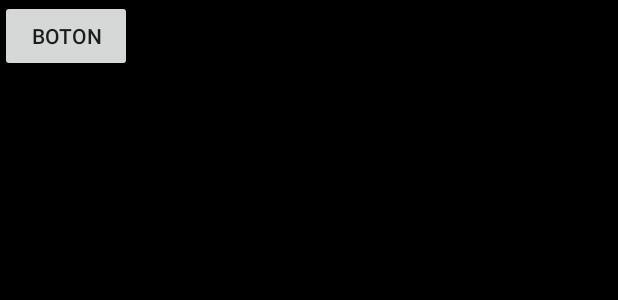
After one commit to alemg77/EntregableAndroid, an Android app: the layout fragment_firestone.xml on its own in the app's theme, with its tools: preview values and no code run, on a phone screen of 412 x 824 dp. The commit adds this screen. Shown: the top 300 px of the screen. Run offline under Robolectric (Android 15) with nearby library versions, the phone set to English and light mode, and no system bars.

Commit message:
Primer exito de guardar algo en Firebase

```diff
--- a/app/build.gradle
+++ b/app/build.gradle
@@ -59,6 +59,5 @@ dependencies {
     implementation 'com.google.android.gms:play-services-auth:18.0.0'
     implementation 'com.google.firebase:firebase-auth:19.3.1'
     implementation 'com.google.firebase:firebase-analytics:17.4.2'
-
-
+    implementation 'com.google.firebase:firebase-firestore:21.4.0'
 }
--- /dev/null
+++ b/app/src/main/res/layout/fragment_firestone.xml
@@ -0,0 +1,18 @@
+<?xml version="1.0" encoding="utf-8"?>
+<FrameLayout xmlns:android="http://schemas.android.com/apk/res/android"
+    xmlns:tools="http://schemas.android.com/tools"
+    android:layout_width="match_parent"
+    android:background="#000000"
+    android:layout_height="match_parent"
+    tools:context=".Vista.FragmentFirestone">
+
+
+    <Button
+        android:id="@+id/botonFirestore"
+        android:text="Boton"
+        android:layout_width="wrap_content"
+        android:layout_height="wrap_content"
+        android:gravity="center"
+        />
+
+</FrameLayout>
--- a/app/src/main/res/menu/accion_bar_menu.xml
+++ b/app/src/main/res/menu/accion_bar_menu.xml
@@ -13,4 +13,9 @@
         android:id="@+id/action_bar_usuario"
         android:title="@string/usuario"
         app:showAsAction="never"/>
+
+    <item
+        android:id="@+id/action_firebase"
+        android:title="Firebase"
+        app:showAsAction="never"/>
 </menu>
--- a/build.gradle
+++ b/build.gradle
@@ -7,7 +7,7 @@ buildscript {
         jcenter()
     }
     dependencies {
-        classpath 'com.android.tools.build:gradle:3.6.3'
+        classpath 'com.android.tools.build:gradle:4.0.0'
         classpath 'com.google.gms:google-services:4.3.3'
 
 
```
Also changed, not shown: app/src/main/java/com/example/entregableandroid/MainActivity.java (+10 -0 lines), app/src/main/java/com/example/entregableandroid/Vista/FragmentFirestone.java (added, +46 -0 lines), gradle/wrapper/gradle-wrapper.properties.
